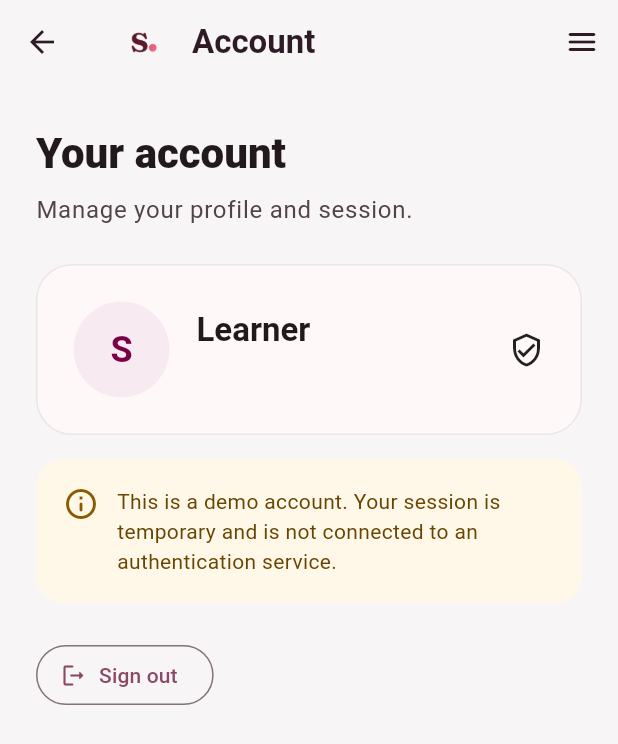
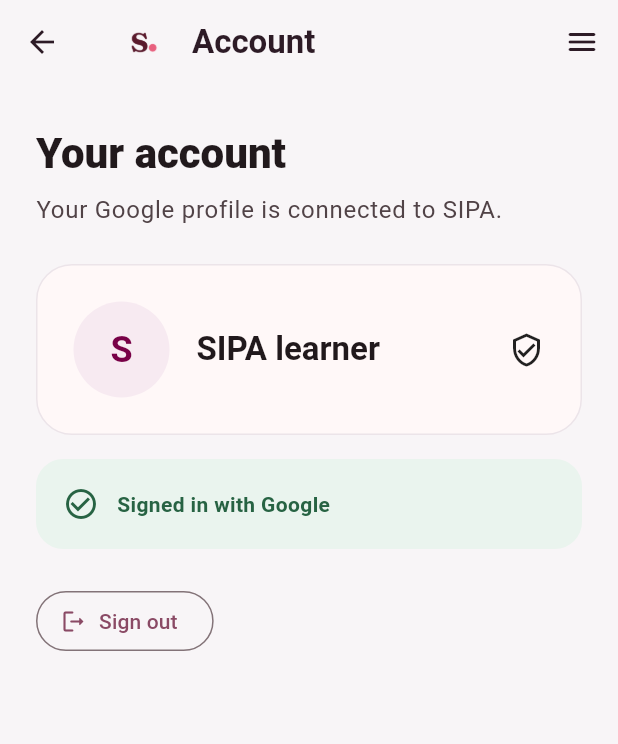
Before and after one commit to talha-asiff/sipa-education, a Flutter app: the AccountPage screen opened by its route, on a phone screen of 412 x 824 dp. Shown: the top 744 px of the screen. Run offline on Flutter 3.47's test engine with Material 3 defaults, Android fonts, the phone set to English and light mode, and no system bars; our stand-ins replace firebase_auth, firebase_core, google_sign_in; accounts and stored records are empty.

Commit message:
Google login final

```diff
--- a/sipa_education/lib/account_page.dart
+++ b/sipa_education/lib/account_page.dart
@@ -1,18 +1,59 @@
+import 'package:firebase_auth/firebase_auth.dart';
 import 'package:flutter/material.dart';
 
 import 'app_shell.dart';
-import 'logic.dart';
+import 'auth_service.dart';
 
-class AccountPage extends StatelessWidget {
+class AccountPage extends StatefulWidget {
   const AccountPage({super.key});
 
   @override
+  State<AccountPage> createState() => _AccountPageState();
+}
+
+class _AccountPageState extends State<AccountPage> {
+  bool _isSigningOut = false;
+  String? _errorMessage;
+
+  Future<void> _signOut() async {
+    setState(() {
+      _isSigningOut = true;
+      _errorMessage = null;
+    });
+
+    try {
+      await AuthService.instance.signOut();
+      if (!mounted) return;
+      Navigator.of(context).pushNamedAndRemoveUntil(
+        '/login',
+        (route) => false,
+      );
+    } on FirebaseAuthException catch (error) {
+      if (mounted) {
+        setState(() {
+          _errorMessage = error.message ?? 'Could not sign out. Please try again.';
+        });
+      }
+    } finally {
+      if (mounted) setState(() => _isSigningOut = false);
+    }
+  }
+
+  @override
   Widget build(BuildContext context) {
+    final user = FirebaseAuth.instance.currentUser;
+    final name = user?.displayName?.trim();
+    final email = user?.email ?? '';
+    final displayName = name != null && name.isNotEmpty
+        ? name
+        : email.isNotEmpty
+        ? email
+        : 'SIPA learner';
+    final initial = displayName[0].toUpperCase();
+
     return AppShell(
       title: 'Account',
-      body: ValueListenableBuilder<DemoUser?>(
-        valueListenable: currentUser,
-        builder: (context, user, _) => ListView(
+      body: ListView(
         padding: const EdgeInsets.fromLTRB(24, 28, 24, 36),
         children: [
           Text(
@@ -23,7 +64,7 @@ class AccountPage extends StatelessWidget {
           ),
           const SizedBox(height: 8),
           Text(
-              'Manage your profile and session.',
+            'Your Google profile is connected to SIPA.',
             style: Theme.of(context).textTheme.bodyLarge?.copyWith(
               color: Theme.of(context).colorScheme.onSurfaceVariant,
             ),
@@ -42,11 +83,8 @@ class AccountPage extends StatelessWidget {
                   radius: 32,
                   backgroundColor: const Color(0xFFF7EAF1),
                   child: Text(
-                      user?.name.isNotEmpty == true
-                          ? user!.name[0].toUpperCase()
-                          : 'S',
-                      style: Theme.of(context).textTheme.headlineSmall
-                          ?.copyWith(
+                    initial,
+                    style: Theme.of(context).textTheme.headlineSmall?.copyWith(
                       color: const Color(0xFF780147),
                       fontWeight: FontWeight.w700,
                     ),
@@ -58,13 +96,15 @@ class AccountPage extends StatelessWidget {
                     crossAxisAlignment: CrossAxisAlignment.start,
                     children: [
                       Text(
-                          user?.name ?? 'Learner',
-                          style: Theme.of(context).textTheme.titleLarge
-                              ?.copyWith(fontWeight: FontWeight.w700),
+                        displayName,
+                        style: Theme.of(context).textTheme.titleLarge?.copyWith(
+                          fontWeight: FontWeight.w700,
                         ),
+                      ),
+                      if (email.isNotEmpty) ...[
                         const SizedBox(height: 4),
                         Text(
-                          user?.email ?? '',
+                          email,
                           style: Theme.of(context).textTheme.bodyMedium
                               ?.copyWith(
                                 color: Theme.of(
@@ -72,6 +112,7 @@ class AccountPage extends StatelessWidget {
                                 ).colorScheme.onSurfaceVariant,
                               ),
                         ),
+                      ],
                     ],
                   ),
                 ),
@@ -83,41 +124,47 @@ class AccountPage extends StatelessWidget {
           Container(
             padding: const EdgeInsets.all(18),
             decoration: BoxDecoration(
-                color: const Color(0xFFFFF7E8),
+              color: const Color(0xFFEAF4EE),
               borderRadius: BorderRadius.circular(18),
             ),
             child: const Row(
-                crossAxisAlignment: CrossAxisAlignment.start,
               children: [
-                  Icon(Icons.info_outline_rounded, color: Color(0xFF8A5A00)),
+                Icon(Icons.check_circle_outline, color: Color(0xFF276343)),
                 SizedBox(width: 12),
-                  Expanded(
-                    child: Text(
-                      'This is a demo account. Your session is temporary and is not connected to an authentication service.',
-                      style: TextStyle(color: Color(0xFF684500)),
+                Text(
+                  'Signed in with Google',
+                  style: TextStyle(
+                    color: Color(0xFF276343),
+                    fontWeight: FontWeight.w600,
                   ),
                 ),
               ],
             ),
           ),
+          if (_errorMessage != null) ...[
+            const SizedBox(height: 16),
+            Text(
+              _errorMessage!,
+              style: TextStyle(color: Theme.of(context).colorScheme.error),
+            ),
+          ],
           const SizedBox(height: 24),
           Align(
             alignment: Alignment.centerLeft,
             child: OutlinedButton.icon(
-                onPressed: () {
-                  currentUser.value = null;
-                  Navigator.of(context).pushNamedAndRemoveUntil(
-                    '/login',
-                    (route) => false,
-                  );
-                },
-                icon: const Icon(Icons.logout_rounded),
+              onPressed: _isSigningOut ? null : _signOut,
+              icon: _isSigningOut
+                  ? const SizedBox(
+                      width: 18,
+                      height: 18,
+                      child: CircularProgressIndicator(strokeWidth: 2),
+                    )
+                  : const Icon(Icons.logout_rounded),
               label: const Text('Sign out'),
             ),
           ),
         ],
       ),
-      ),
     );
   }
 }
--- a/sipa_education/lib/auth_gate.dart
+++ b/sipa_education/lib/auth_gate.dart
@@ -4,14 +4,15 @@ import 'package:firebase_auth/firebase_auth.dart';
 import 'login_page.dart';
 
 class AuthGate extends StatelessWidget {
-  const AuthGate({super.key, required this.child});
+  const AuthGate({super.key, required this.child, this.authStateChanges});
 
   final Widget child;
+  final Stream<User?>? authStateChanges;
 
   @override
   Widget build(BuildContext context) {
     return StreamBuilder<User?>(
-      stream: FirebaseAuth.instance.authStateChanges(),
+      stream: authStateChanges ?? FirebaseAuth.instance.authStateChanges(),
       builder: (context, snapshot) {
         if (snapshot.hasError) {
           return Scaffold(
--- a/sipa_education/lib/logic.dart
+++ b/sipa_education/lib/logic.dart
@@ -11,38 +11,3 @@ const Map<String, Course> availableCourses = {
 
 final ValueNotifier<Map<String, Course>> registeredCourses =
     ValueNotifier({});
-
-class DemoUser {
-  const DemoUser({required this.name, required this.email});
-
-  final String name;
-  final String email;
-}
-
-final ValueNotifier<DemoUser?> currentUser = ValueNotifier(null);
-
-void startDemoSession({required String email, String? name}) {
-  final normalizedEmail = email.trim();
-  final fallbackName = normalizedEmail.split('@').first;
-  final normalizedName = name?.trim() ?? '';
-  currentUser.value = DemoUser(
-    name: normalizedName.isNotEmpty ? normalizedName : fallbackName,
-    email: normalizedEmail,
-  );
-}
-
-String? validateEmail(String? value) {
-  final email = value?.trim() ?? '';
-  if (email.isEmpty) return 'Enter your email address.';
-  if (!RegExp(r'^[^@\s]+@[^@\s]+\.[^@\s]+$').hasMatch(email)) {
-    return 'Enter a valid email address.';
-  }
-  return null;
-}
-
-String? validatePassword(String? value) {
-  if (value == null || value.length < 8) {
-    return 'Use at least 8 characters.';
-  }
-  return null;
-}
```
Also changed, not shown: sipa_education/lib/main.dart (+16 -9 lines), sipa_education/lib/signup_page.dart (deleted, +0 -144 lines), 1 other file. Lines whose indentation alone changed are shown as unchanged.
